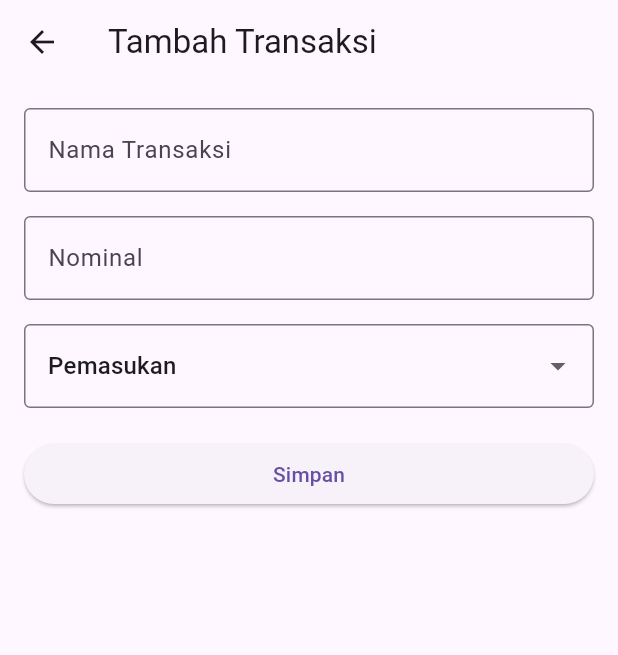
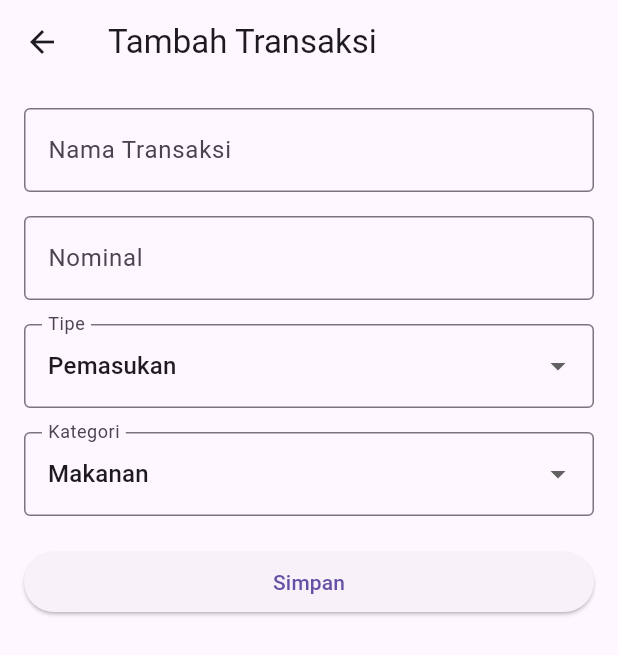
Before and after one commit to Surya766-wnt/expense-tracker-flutter, a Flutter app: the screen it shows after launch, after a tap on "Tambah Transaksi", on a phone screen of 412 x 824 dp. Shown: the top 655 px of the screen. Run offline on Flutter 3.47's test engine with Material 3 defaults, Android fonts, the phone set to English and light mode, and no system bars.

Commit message:
kategori

```diff
--- a/lib/main.dart
+++ b/lib/main.dart
@@ -1,4 +1,5 @@
 import 'package:flutter/material.dart';
+
 import 'screens/dashboard_screen.dart';
 
 void main() {
@@ -10,11 +11,18 @@ class MyApp extends StatelessWidget {
 
   @override
   Widget build(BuildContext context) {
+
     return MaterialApp(
 
       debugShowCheckedModeBanner: false,
 
-      home: DashboardScreen(),
+      title: 'Expense Tracker',
+
+      theme: ThemeData(
+        primarySwatch: Colors.green,
+      ),
+
+      home: const DashboardScreen(),
     );
   }
 }
--- a/lib/models/transaction_model.dart
+++ b/lib/models/transaction_model.dart
@@ -9,7 +9,7 @@ class TransactionModel {
     required this.title,
     required this.amount,
     required this.type,
-    final String category;
+    required this.category,
+
   });
-
 }
--- a/lib/screens/add_transaction_screen.dart
+++ b/lib/screens/add_transaction_screen.dart
@@ -21,6 +21,8 @@ class _AddTransactionScreenState
   TextEditingController();
 
   String selectedType = "Pemasukan";
+
+  String selectedCategory = "Makanan";
 
   @override
   Widget build(BuildContext context) {
@@ -96,6 +98,53 @@ class _AddTransactionScreenState
 
               decoration: const InputDecoration(
 
+                labelText: "Tipe",
+
+                border: OutlineInputBorder(),
+              ),
+            ),
+
+            const SizedBox(height: 16),
+
+            DropdownButtonFormField(
+
+              value: selectedCategory,
+
+              items: const [
+
+                DropdownMenuItem(
+                  value: "Makanan",
+                  child: Text("Makanan"),
+                ),
+
+                DropdownMenuItem(
+                  value: "Transport",
+                  child: Text("Transport"),
+                ),
+
+                DropdownMenuItem(
+                  value: "Belanja",
+                  child: Text("Belanja"),
+                ),
+
+                DropdownMenuItem(
+                  value: "Gaji",
+                  child: Text("Gaji"),
+                ),
+              ],
+
+              onChanged: (value) {
+
+                setState(() {
+
+                  selectedCategory = value!;
+                });
+              },
+
+              decoration: const InputDecoration(
+
+                labelText: "Kategori",
+
                 border: OutlineInputBorder(),
               ),
             ),
@@ -129,6 +178,8 @@ class _AddTransactionScreenState
                         double.parse(amount),
 
                         type: selectedType,
+
+                        category: selectedCategory,
                       ),
                     );
 
```
